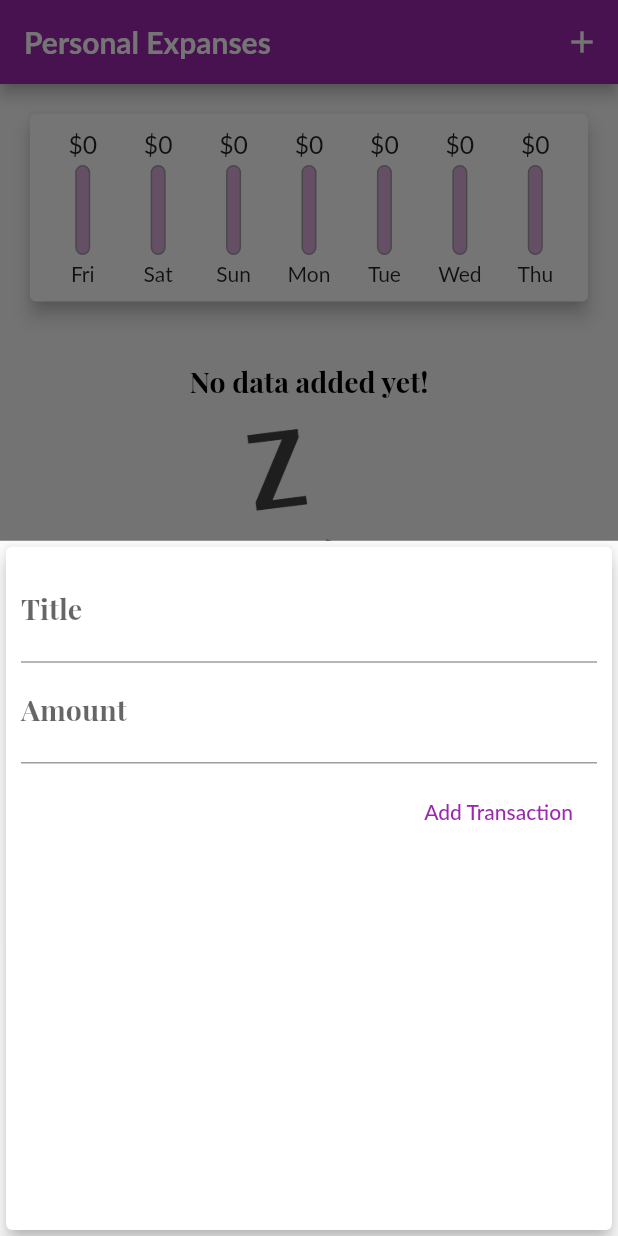
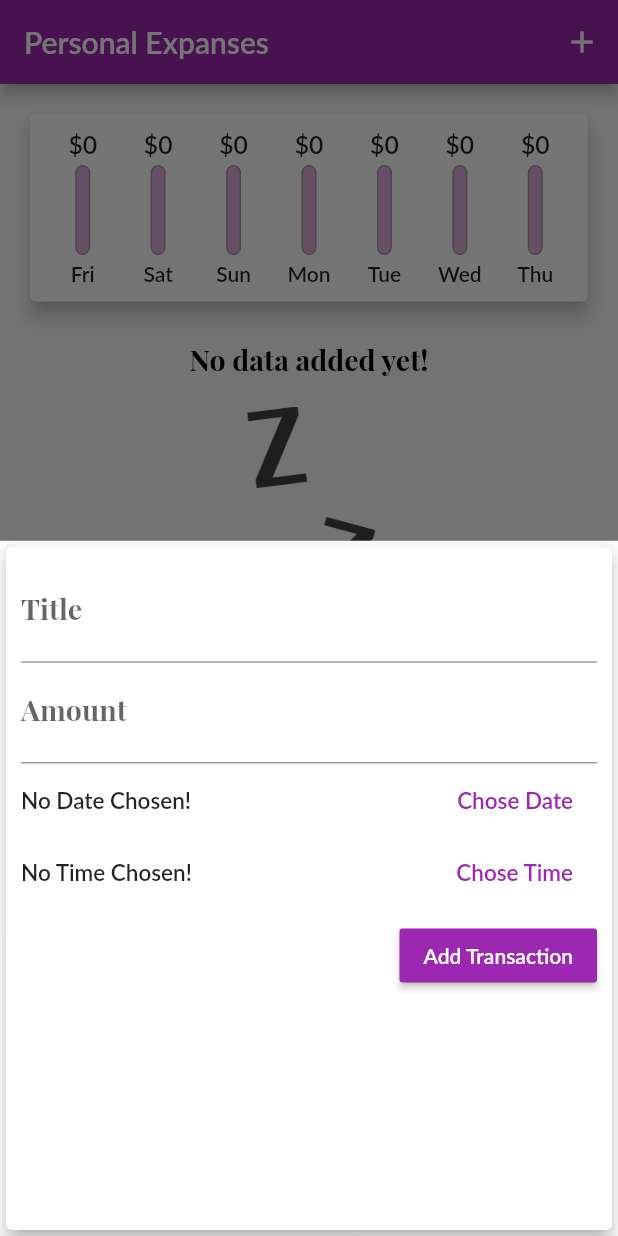
Before and after one commit to devraselhossen/Personal_Expanses_App, a Flutter app: the screen it shows after launch, after a tap on the "add" icon, on a phone screen of 412 x 824 dp. Run offline on Flutter 3.47's test engine with Material 2 defaults, Android fonts, the light colour scheme and no system bars.

Commit message:
commit eight

```diff
--- a/lib/home.dart
+++ b/lib/home.dart
@@ -22,12 +22,15 @@ class _HomeState extends State<Home> {
     //     id: "t2", title: "New Ball", amount: 120.50, date: DateTime.now()),
   ];
 
-  void _addNewTransaction(String txTitle, double txAmount) {
+  void _addNewTransaction(
+      String txTitle, double txAmount, DateTime chosenDate, String choseTime) {
     final newTx = Transaction(
         id: DateTime.now().toString(),
         title: txTitle,
         amount: txAmount,
-        date: DateTime.now());
+        date: chosenDate,
+        time: choseTime
+        );
 
     setState(() {
       _userTransactions.add(newTx);
@@ -52,6 +55,12 @@ class _HomeState extends State<Home> {
         });
   }
 
+  void _deleteTransaction(String id) {
+    setState(() {
+      _userTransactions.removeWhere((tx) => tx.id == id);
+    });
+  }
+
   @override
   Widget build(BuildContext context) {
     return Scaffold(
@@ -69,7 +78,7 @@ class _HomeState extends State<Home> {
         crossAxisAlignment: CrossAxisAlignment.stretch,
         children: [
           Chart(_recentTransactions),
-          TransactionList(_userTransactions)
+          TransactionList(_userTransactions, _deleteTransaction)
         ],
       ),
       floatingActionButtonLocation: FloatingActionButtonLocation.centerFloat,
--- a/lib/model/transaction.dart
+++ b/lib/model/transaction.dart
@@ -1,13 +1,17 @@
+import 'package:flutter/material.dart';
+
 class Transaction {
-  final String id;
+  late final String id;
   final String title;
   final double amount;
   final DateTime date;
+  final String time;
 
   Transaction({
     required this.id,
     required this.title,
     required this.amount,
     required this.date,
+    required this.time
   });
 }
--- a/lib/widget/chart_bar.dart
+++ b/lib/widget/chart_bar.dart
@@ -25,6 +25,7 @@ class ChartBar extends StatelessWidget {
           height: 60,
           width: 10,
           child: Stack(
+            alignment: Alignment.bottomCenter,
             children: [
               Container(
                 decoration: BoxDecoration(
--- a/lib/widget/new_transaction.dart
+++ b/lib/widget/new_transaction.dart
@@ -1,6 +1,7 @@
-// ignore_for_file: prefer_const_constructors, deprecated_member_use, use_key_in_widget_constructors
+// ignore_for_file: prefer_const_constructors, deprecated_member_use, use_key_in_widget_constructors, prefer_const_constructors_in_immutables, unused_field
 
 import 'package:flutter/material.dart';
+import 'package:intl/intl.dart';
 
 class NewTransaction extends StatefulWidget {
   final Function addTx;
@@ -12,28 +13,60 @@ class NewTransaction extends StatefulWidget {
 }
 
 class _NewTransactionState extends State<NewTransaction> {
-  final titleController = TextEditingController();
+  final _titleController = TextEditingController();
+  final _amountController = TextEditingController();
+  DateTime? _selectedDate;
+  String? _selectedTime;
 
-  final amountController = TextEditingController();
-
-  void submitData() {
-    final enteredTitle = titleController.text;
-    final enteredAmount = double.parse(amountController.text);
-
-    if (enteredTitle.isEmpty || enteredAmount <=0 ) {
+  void _submitData() {
+    if (_amountController.text.isEmpty) {
       return;
     }
+    final enteredTitle = _titleController.text;
+    final enteredAmount = double.parse(_amountController.text);
 
-    widget.addTx(
-      enteredTitle,
-      enteredAmount
-    );
+    if (enteredTitle.isEmpty || enteredAmount <= 0 || _selectedDate == null || _selectedTime == null) {
+      return;
+    }
+    widget.addTx(enteredTitle, enteredAmount, _selectedDate, _selectedTime);
     Navigator.of(context).pop();
+  }
+
+  void _presentdatePicker() {
+    showDatePicker(
+            context: context,
+            initialDate: DateTime.now(),
+            firstDate: DateTime(2020),
+            lastDate: DateTime.now())
+        .then((pickedDate) {
+      if (pickedDate == null) {
+        return;
+      } else {
+        setState(() {
+          _selectedDate = pickedDate;
+        });
+      }
+    });
+  }
+
+  void _presentTimePicker() {
+    showTimePicker(
+      context: context,
+      initialTime: TimeOfDay.now()
+    ).then((pickedTime) {
+      if (pickedTime == null) {
+        return;
+      }else {
+        setState(() {
+          _selectedTime = pickedTime.format(context).toString();
+        });
+      }
+    });
   }
 
   @override
   Widget build(BuildContext context) {
-    return Card(
+      return Card(
       elevation: 5,
       child: Container(
         padding: EdgeInsets.all(10),
@@ -42,28 +75,71 @@ class _NewTransactionState extends State<NewTransaction> {
           children: [
             TextField(
               decoration: InputDecoration(labelText: "Title"),
-              controller: titleController,
-              onSubmitted: (_) => submitData(),
+              controller: _titleController,
+              onSubmitted: (_) => _submitData(),
               keyboardType: TextInputType.text,
               // onChanged: (val) => titleInput = val,
             ),
             TextField(
               decoration: InputDecoration(labelText: "Amount"),
-              controller: amountController,
+              controller: _amountController,
               keyboardType: TextInputType.number,
-              onSubmitted: (_) => submitData(),
+              onSubmitted: (_) => _submitData(),
               // onChanged: (val) => amountInput = val,
+            ),
+            Row(
+              children: [
+                Flexible(
+                  fit: FlexFit.tight,
+                  child: Text(
+                    _selectedDate == null
+                        ? "No Date Chosen!"
+                        : "Picked Date : ${DateFormat.yMMMd().format(_selectedDate!)}",
+                    style: TextStyle(fontSize: 15),
+                  ),
+                ),
+                FlatButton(
+                  onPressed: _presentdatePicker,
+                  child: Text(
+                    "Chose Date",
+                    style: TextStyle(fontSize: 15, fontWeight: FontWeight.bold),
+                  ),
+                  textColor: Theme.of(context).primaryColor,
+                )
+              ],
+            ),
+            Row(
+              children: [
+                Flexible(
+                  fit: FlexFit.tight,
+                  child: Text(
+                    _selectedTime == null
+                        ? "No Time Chosen!"
+                        : "Picked Time : ${_selectedTime}",
+                    style: TextStyle(fontSize: 15),
+                  ),
+                ),
+                FlatButton(
+                  onPressed: _presentTimePicker,
+                  child: Text(
+                    "Chose Time",
+                    style: TextStyle(fontSize: 15, fontWeight: FontWeight.bold),
+                  ),
+                  textColor: Theme.of(context).primaryColor,
+                )
+              ],
             ),
             Padding(
               padding: const EdgeInsets.only(top: 8, bottom: 8),
-              child: FlatButton(
+              child: RaisedButton(
+                color: Theme.of(context).primaryColor,
+                textColor: Colors.white,
                 onPressed: () {
-                  submitData();
+                  _submitData();
                 },
                 child: Text(
                   "Add Transaction",
                 ),
-                textColor: Colors.purple,
               ),
             )
           ],
--- a/pubspec.yaml
+++ b/pubspec.yaml
@@ -75,7 +75,7 @@ flutter:
   # list giving the asset and other descriptors for the font. For
   # example:
   fonts:
-    - family: Lato-Semibold
+    - family: Lato
       fonts:
         - asset: fonts/Lato-Semibold.ttf
           weight: 700
```
Also changed, not shown: lib/widget/transaction_list.dart (+26 -11 lines).
